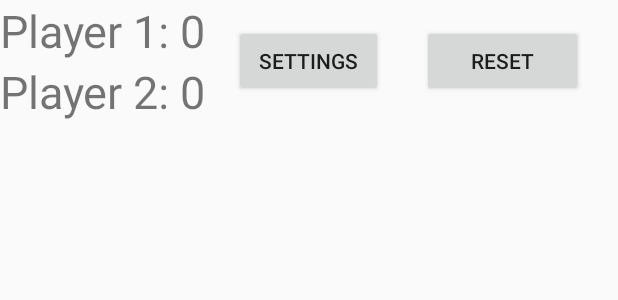
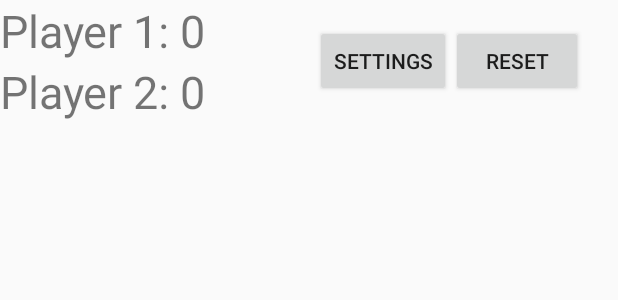
Before and after one commit to piluvr/tictac, an Android app: the layout activity_main.xml on its own in the app's theme, with its tools: preview values and no code run, on a phone screen of 412 x 824 dp. Shown: the top 300 px of the screen. Run offline under Robolectric (Android 15) with nearby library versions, the phone set to English and light mode, and no system bars.

Commit message:
Update activity_main.xml

```diff
--- a/src/main/res/layout/activity_main.xml
+++ b/src/main/res/layout/activity_main.xml
@@ -6,7 +6,7 @@
     android:layout_height="match_parent"
     android:orientation="vertical"
     android:id="@+id/wrapper"
-    tools:context="schmidt.mc.tic_tac_toe.MainActivity">
+    tools:context="com.example.cameronmccawley.tic_tac_toe.MainActivity">
 
     <RelativeLayout
         android:layout_width="match_parent"
@@ -29,20 +29,21 @@
 
         <Button
             android:id="@+id/button_reset"
-            android:layout_width="107dp"
+            android:layout_width="wrap_content"
             android:layout_height="wrap_content"
             android:layout_alignParentEnd="true"
+            android:layout_alignParentRight="true"
             android:layout_centerVertical="true"
             android:layout_marginEnd="23dp"
-            android:text="reset"
             android:layout_marginRight="23dp"
-            android:layout_alignParentRight="true" />
+            android:text="reset" />
 
         <Button
             android:id="@+id/button_settings"
-            android:layout_width="99dp"
+            android:layout_width="wrap_content"
             android:layout_height="wrap_content"
-            android:layout_centerInParent="true"
+            android:layout_centerVertical="true"
+            android:layout_toStartOf="@+id/button_reset"
             android:text="Settings" />
 
 
```
